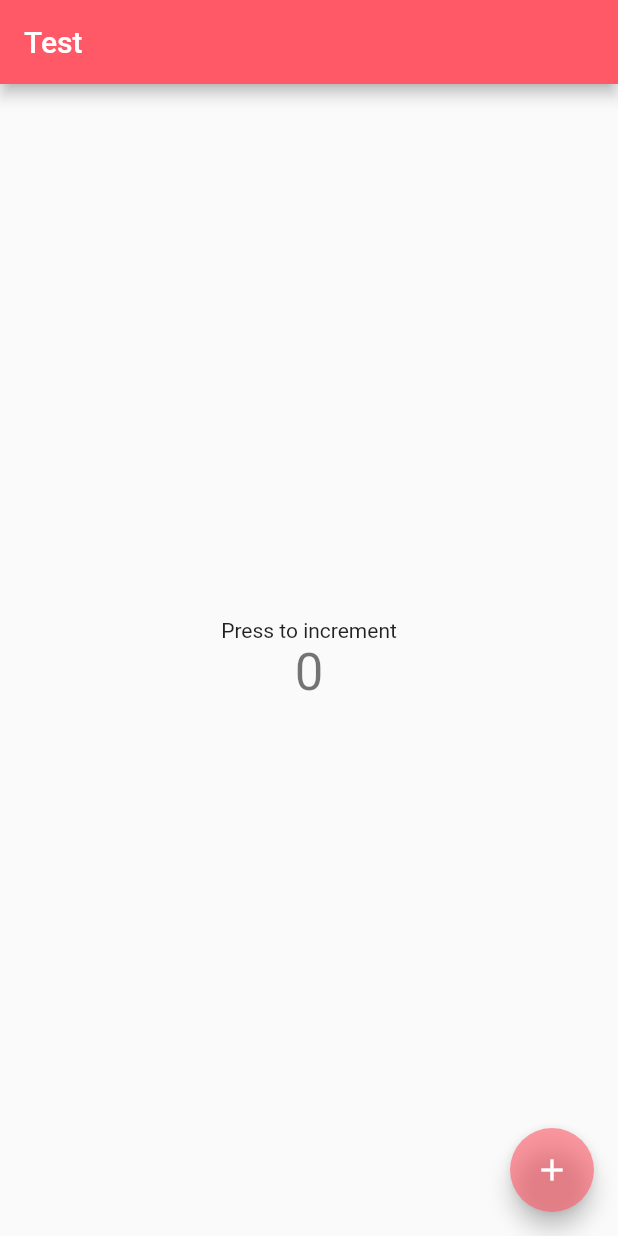
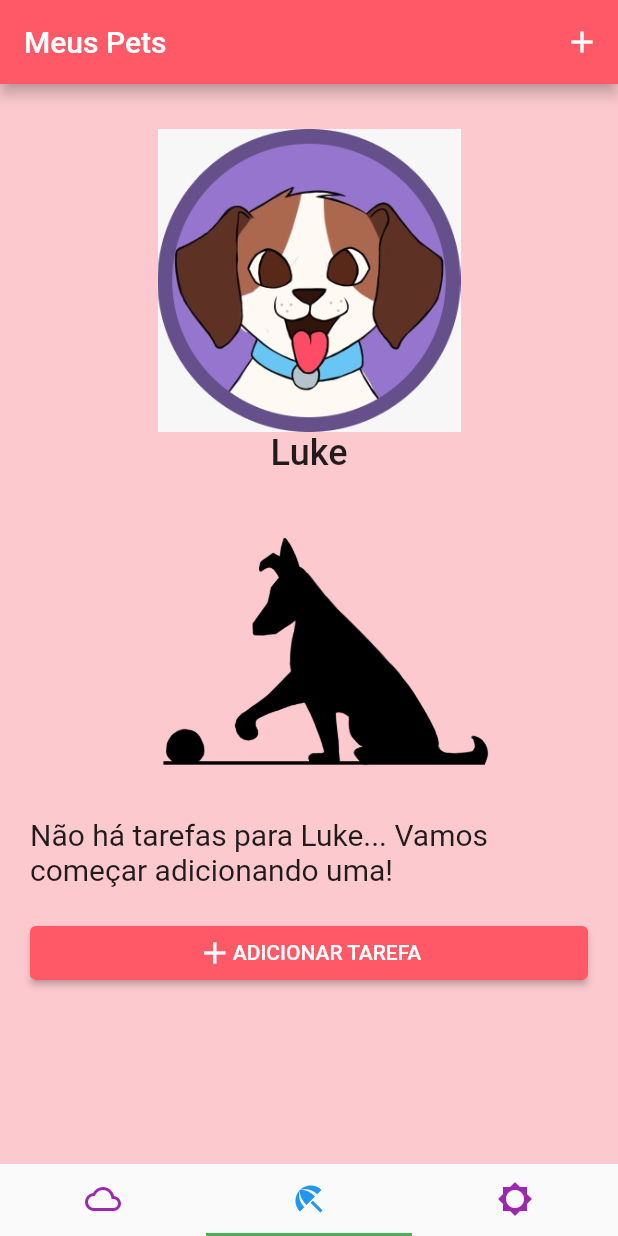
Before and after one commit to VitorEstevam/app-pets, a Flutter app: the screen it shows after launch, on a phone screen of 412 x 824 dp. Run offline on Flutter 3.47's test engine with Material 2 defaults, Android fonts, the phone set to English and light mode, and no system bars; our stand-ins replace flutter_mobx, mobx; generated files the repository leaves out were written again.

Commit message:
pet screen and tabbar

```diff
--- a/lib/consts/routes.dart
+++ b/lib/consts/routes.dart
@@ -1,6 +1,7 @@
 import 'package:app_pets/pages/page_home.dart';
+import 'package:app_pets/pages/pages.dart';
 import 'package:flutter/material.dart';
 
 Map<String, Widget Function(BuildContext)> routes = {
-        '/': (context) => const PageHome()
+        '/': (context) => const TabBarHandler()
 };
--- a/lib/main.dart
+++ b/lib/main.dart
@@ -6,7 +6,8 @@ import 'package:app_pets/consts/theme.dart';
 import 'package:app_pets/consts/provider_stores.dart';
 
 void main() {
-  runApp(MultiProvider(
+  runApp(
+    MultiProvider(
       providers: providerStores,
       child: const AppRoot(),
     ),
@@ -19,6 +20,7 @@ class AppRoot extends StatelessWidget {
   @override
   Widget build(BuildContext context) {
     return MaterialApp(
+        debugShowCheckedModeBanner: false,
         title: 'App Pets',
         theme: theme,
         initialRoute: '/',
--- a/lib/pages/page_home.dart
+++ b/lib/pages/page_home.dart
@@ -1,4 +1,5 @@
 import 'package:app_pets/stores/example/example.dart';
+import 'package:app_pets/widgets/image_loader.dart';
 import 'package:flutter/material.dart';
 import 'package:flutter_mobx/flutter_mobx.dart';
 import 'package:provider/src/provider.dart';
@@ -8,32 +9,79 @@ class PageHome extends StatelessWidget {
 
   @override
   Widget build(BuildContext context) {
-    final example = context.watch<Example>();
-
     return Scaffold(
+      backgroundColor: Colors.transparent,
       appBar: AppBar(
-        title: const Text("Test"),
+        title: const Text("Meus Pets"),
+        actions: [IconButton(onPressed: () => {}, icon: const Icon(Icons.add))],
       ),
       body: Center(
         child: Column(
           mainAxisAlignment: MainAxisAlignment.center,
           children: <Widget>[
-            const Text(
-              'Press to increment',
+            const SizedBox(height: 30),
+            Expanded(
+              flex: 1,
+              child: Container(
+                width: double.infinity,
+                child: Column(children: [
+                  Expanded(
+                    child: Container(
+                      child: const FittedBox(
+                        fit: BoxFit.fitHeight,
+                        alignment: Alignment.bottomCenter,
+                        child: ImageLoader("lib/assets/dog1.jpeg"),
+                      ),
+                    ),
+                  ),
+                  const Text(
+                    "Luke",
+                    style: TextStyle(
+                      fontSize: 24,
+                      fontWeight: FontWeight.w500,
+                    ),
+                  )
+                ]),
+              ),
             ),
-            Observer(
-              builder: (_) => Text(
-                '${example.value}',
-                style: Theme.of(context).textTheme.headline4,
+            Expanded(
+              flex: 2,
+              child: Padding(
+                padding: const EdgeInsets.symmetric(horizontal: 20.0),
+                child: SizedBox(
+                  width: double.infinity,
+                  child: Column(children: [
+                    const FittedBox(
+                      fit: BoxFit.fitHeight,
+                      alignment: Alignment.bottomCenter,
+                      child: ImageLoader("lib/assets/placeholderTask.png"),
+                    ),
+                    Container(height: 20),
+                    const Text(
+                      "Não há tarefas para Luke... Vamos começar adicionando uma!",
+                      style: TextStyle(
+                        fontSize: 20,
+                        fontWeight: FontWeight.w400,
+                      ),
+                    ),
+                    Container(height: 20),
+                    ElevatedButton(
+                      onPressed: () => {},
+                      child: Row(
+                        mainAxisAlignment: MainAxisAlignment.center,
+                        children: const [
+                          Icon(Icons.add),
+                          Text("ADICIONAR TAREFA"),
+                        ],
+                      ),
+                    ),
+                  ]),
+                ),
               ),
             ),
           ],
         ),
       ),
-      floatingActionButton: FloatingActionButton(
-        onPressed: example.increment,
-        child: const Icon(Icons.add),
-      ),
     );
   }
 }
--- /dev/null
+++ b/lib/pages/pages.dart
@@ -0,0 +1,50 @@
+
+import 'package:app_pets/pages/page_home.dart';
+import 'package:flutter/material.dart';
+
+class TabBarHandler extends StatelessWidget {
+  const TabBarHandler({ Key? key }) : super(key: key);
+
+  @override
+  Widget build(BuildContext context) {
+    return DefaultTabController(
+      initialIndex: 1,
+      length: 3,
+      child: Scaffold(
+        bottomNavigationBar: Container(
+
+          child: TabBar(
+            indicatorColor: Colors.green,
+            labelColor: Colors.blue,
+            unselectedLabelColor: Colors.purple,
+              tabs: const <Widget>[
+                Tab(
+                  icon: Icon(Icons.cloud_outlined),
+                ),
+                Tab(
+                  icon: Icon(Icons.beach_access_sharp),
+                ),
+                Tab(
+                  icon: Icon(Icons.brightness_5_sharp),
+                ),
+              ],
+            ),
+        ),
+        body: Container(
+          color: Theme.of(context).backgroundColor,
+          child: const TabBarView(
+            children: <Widget>[
+              Center(
+                child: Text("It's cloudy here"),
+              ),
+              PageHome(),
+              Center(
+                child: Text("It's sunny here"),
+              ),
+            ],
+          ),
+        ),
+      ),
+    );
+  }
+}
--- a/pubspec.yaml
+++ b/pubspec.yaml
@@ -62,7 +62,9 @@ flutter:
   uses-material-design: true
 
   # To add assets to your application, add an assets section, like this:
-  # assets:
+  assets:
+    - lib/assets/dog1.jpeg
+    - lib/assets/placeholderTask.png
   #   - images/a_dot_burr.jpeg
   #   - images/a_dot_ham.jpeg
 
```
Also changed, not shown: lib/assets/dog1.jpeg (added), lib/assets/placeholderTask.png (added).
